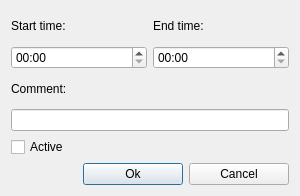
Before: the Qt Designer form ui/scheduleitemedit.ui in ckorn/xvst, drawn with Qt 5.
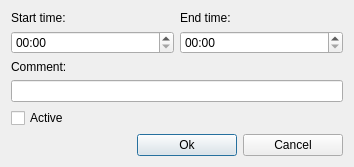
After: the same form once the commit is applied.

The edit to the form file:
```diff
--- a/ui/scheduleitemedit.ui
+++ b/ui/scheduleitemedit.ui
@@ -6,8 +6,8 @@
    <rect>
     <x>0</x>
     <y>0</y>
-    <width>300</width>
-    <height>196</height>
+    <width>354</width>
+    <height>161</height>
    </rect>
   </property>
   <property name="windowTitle">
```
